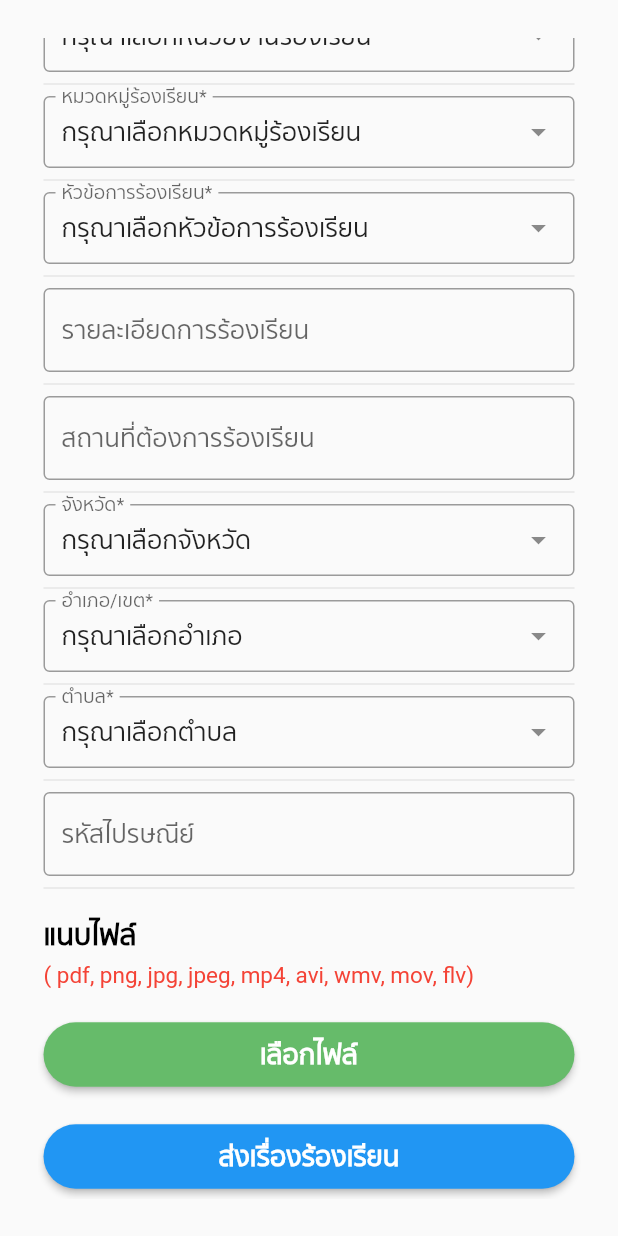
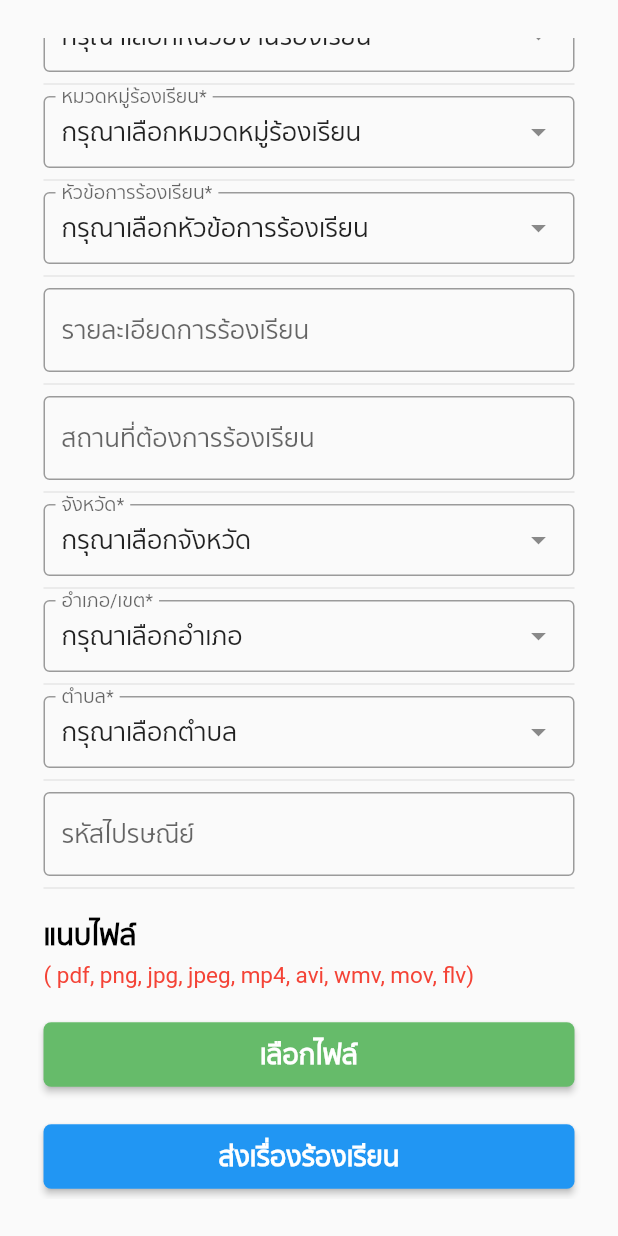
Before and after one commit to ittiwatwhangdee/Anamai, a Flutter app: the MyStatelessWidget screen opened directly, scrolled down 544 dp, on a phone screen of 412 x 824 dp. Run offline on Flutter 3.47's test engine with Material 2 defaults, Android fonts, the phone set to English and light mode, and no system bars; drawn by our look-alikes of dropdown_search; our stand-ins replace font_awesome_flutter.

Commit message:
Update complaint_page.dart

```diff
--- a/anamai/lib/complaint_page.dart
+++ b/anamai/lib/complaint_page.dart
@@ -352,7 +352,7 @@ class MyStatelessWidget extends StatelessWidget {
                         primary: Colors.green[400],
                         fixedSize: const Size(250, 43),
                         shape: RoundedRectangleBorder(
-                            borderRadius: BorderRadius.circular(50))),
+                            borderRadius: BorderRadius.circular(5))),
                     child: const Text(
                       'เลือกไฟล์',
                       style: TextStyle(
@@ -373,7 +373,7 @@ class MyStatelessWidget extends StatelessWidget {
                         primary: Colors.blue,
                         fixedSize: const Size(250, 43),
                         shape: RoundedRectangleBorder(
-                            borderRadius: BorderRadius.circular(50))),
+                            borderRadius: BorderRadius.circular(5))),
                     child: const Text(
                       'ส่งเรื่องร้องเรียน',
                       style: TextStyle(
```
